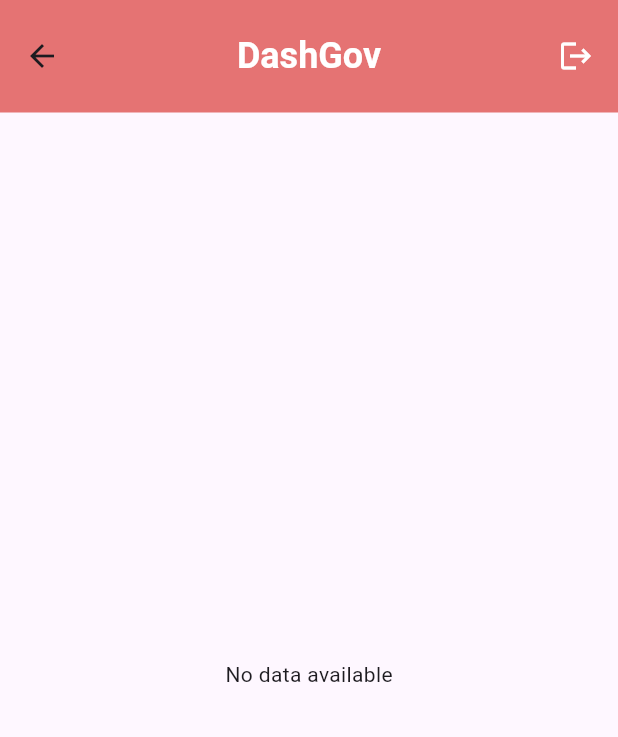
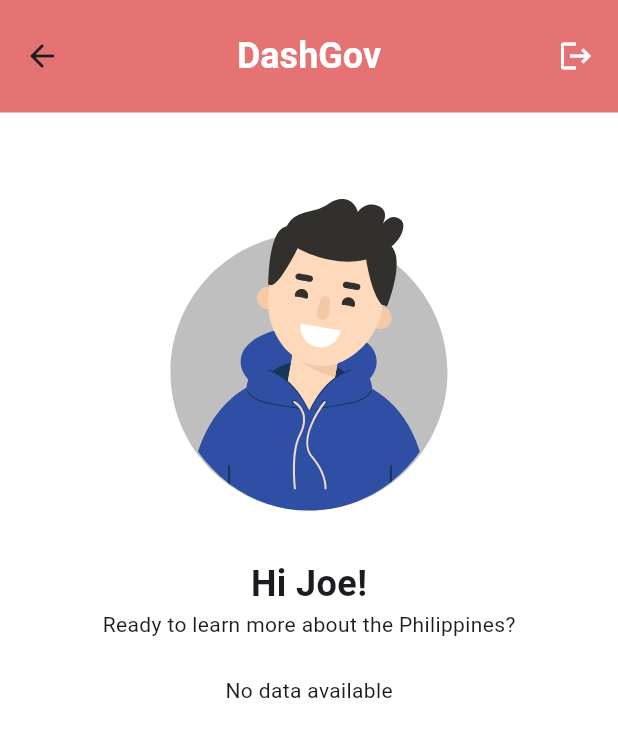
Before and after one commit to clemenex/gdsc-dashboard, a Flutter app: the screen it shows after launch, on a phone screen of 412 x 824 dp. Shown: the top 737 px of the screen. Run offline on Flutter 3.47's test engine with Material 3 defaults, Android fonts, the phone set to English and light mode, and no system bars; our stand-ins replace cloud_firestore, firebase_auth, firebase_core, fl_chart, flutter_dotenv, flutter_gemini and 3 more; accounts and stored records are empty.

Commit message:
feat: add dynamic graph widgets

```diff
--- a/frontend/lib/pages/dash_home.dart
+++ b/frontend/lib/pages/dash_home.dart
@@ -2,6 +2,7 @@ import 'package:flutter/material.dart';
 import 'package:fl_chart/fl_chart.dart';
 import 'package:lottie/lottie.dart';
 import 'package:cloud_firestore/cloud_firestore.dart';
+import 'package:flutter_gemini/flutter_gemini.dart';
 
 class DashHomePage extends StatelessWidget {
   const DashHomePage({super.key});
@@ -50,7 +51,24 @@ class DashHomePage extends StatelessWidget {
           ),
         ],
       ),
-      body: FutureBuilder<Map<String, double>>(
+      body: Container(
+        color: Colors.white,
+        child: ListView(
+          children: [
+            Container(
+              padding: EdgeInsets.all(24),
+              child: Column(
+                children: [
+                  Lottie.asset('assets/avatar1.json'),
+                  Text(
+                    'Hi Joe!',
+                    style: TextStyle(fontSize: 24, fontWeight: FontWeight.bold),
+                  ),
+                  Text('Ready to learn more about the Philippines?'),
+                ],
+              ),
+            ),
+            FutureBuilder<Map<String, double>>(
               future: fetchBudgetData(),
               builder: (context, snapshot) {
                 if (snapshot.connectionState == ConnectionState.waiting) {
@@ -63,53 +81,56 @@ class DashHomePage extends StatelessWidget {
 
                 // Firestore data successfully fetched
                 final budgetData = snapshot.data!;
-          final labels = budgetData.keys.toList(); // X-axis labels (years)
-          final values = budgetData.values.toList(); // Y-axis values (amounts)
+                final labels =
+                    budgetData.keys.toList(); // X-axis labels (years)
+                final values =
+                    budgetData.values.toList(); // Y-axis values (amounts)
 
-          return Container(
-            color: Colors.white,
+                return Padding(
+                  padding: EdgeInsets.symmetric(horizontal: 16, vertical: 8),
+                  child: Container(
+                    padding: EdgeInsets.symmetric(horizontal: 24, vertical: 24),
+                    decoration: BoxDecoration(
+                        color: Colors.red.shade300,
+                        borderRadius: BorderRadius.circular(10)),
                     child: Column(
                       children: [
-                Container(
-                  padding: EdgeInsets.all(24),
-                  child: Column(
-                    children: [
-                      Lottie.asset('assets/avatar1.json'),
-                      Text(
-                        'Hi Joe!',
-                        style: TextStyle(
-                            fontSize: 24, fontWeight: FontWeight.bold),
-                      ),
-                      Text('Ready to learn more about the Philippines?'),
-                    ],
-                  ),
-                ),
-                Expanded(
-                  child: Padding(
-                    padding: EdgeInsets.symmetric(horizontal: 16),
+                        SizedBox(
+                          height: 150,
                           child: LineChart(
                             LineChartData(
                               gridData: FlGridData(show: false),
+                              borderData: FlBorderData(show: false),
                               titlesData: FlTitlesData(
+                                // bottomTitles: AxisTitles(
+                                //   sideTitles: SideTitles(
+                                //     showTitles: true,
+                                //     getTitlesWidget: (value, meta) {
+                                //       final index = value.toInt();
+                                //       if (index >= 0 && index < labels.length) {
+                                //         return Text(
+                                //             labels[index]); // Display years
+                                //       }
+                                //       return Text('');
+                                //     },
+                                //   ),
+                                // ),
+                                leftTitles: AxisTitles(
+                                  sideTitles: SideTitles(
+                                      showTitles: false), // Y-axis titles
+                                ),
                                 bottomTitles: AxisTitles(
                                   sideTitles: SideTitles(
-                              showTitles: true,
-                              getTitlesWidget: (value, meta) {
-                                final index = value.toInt();
-                                if (index >= 0 && index < labels.length) {
-                                  return Text(labels[index]); // Display years
-                                }
-                                return Text('');
-                              },
+                                      showTitles: false), // Disable top labels
                                 ),
+                                topTitles: AxisTitles(
+                                  sideTitles: SideTitles(
+                                      showTitles: false), // Disable top labels
                                 ),
-                          leftTitles: AxisTitles(
+                                rightTitles: AxisTitles(
                                   sideTitles: SideTitles(
-                              showTitles: true,
-                              getTitlesWidget: (value, meta) {
-                                return Text(value.toStringAsFixed(0)); // Amounts
-                              },
-                            ),
+                                      showTitles:
+                                          false), // Disable right labels
                                 ),
                               ),
                               lineBarsData: [
@@ -127,11 +148,37 @@ class DashHomePage extends StatelessWidget {
                             ),
                           ),
                         ),
+                        Padding(
+                          padding: EdgeInsets.only(top: 24, bottom: 8),
+                          child: Text(graphTitle,
+                              overflow: TextOverflow.ellipsis,
+                              maxLines: 1,
+                              textAlign: TextAlign.center,
+                              style: TextStyle(
+                                  fontSize: 16, fontWeight: FontWeight.bold)),
+                        ),
+                        ElevatedButton(
+                          onPressed: () async {
+                            final interpretation = await interpretGraph(
+                              '2024 National Budget of the Philippines',
+                              [8, 6, 10, 4],
+                              ['A', 'B', 'C', 'D'],
+                            );
+                            showModalBottomSheet(
+                                context: context,
+                                builder: (context) =>
+                                    buildSheet(interpretation));
+                          },
+                          child: Text('interpret'),
                         ),
                       ],
                     ),
+                  ),
                 );
               },
+            ),
+          ],
+        ),
       ),
     );
   }
@@ -181,3 +228,55 @@ class DashHomePage extends StatelessWidget {
     }
   }
 }
+
+Widget buildSheet(String interpretation) {
+  return Container(
+    padding: EdgeInsets.all(16.0),
+    child: Column(
+      mainAxisSize: MainAxisSize.min,
+      crossAxisAlignment: CrossAxisAlignment.start,
+      children: [
+        // Title for the interpretation
+        Text(
+          'Graph Interpretation',
+          style: TextStyle(
+            fontSize: 18,
+            fontWeight: FontWeight.bold,
+          ),
+        ),
+        SizedBox(height: 8),
+
+        // Displaying the interpretation
+        Text(
+          interpretation,
+          style: TextStyle(
+            fontSize: 16,
+          ),
+        ),
+      ],
+    ),
+  );
+}
+
+Future<String> interpretGraph(
+    String title, List<double> data, List<String> labels) async {
+  String result = '';
+
+  try {
+    await for (var value in Gemini.instance.promptStream(parts: [
+      Part.text('Interpret the following data visualization:\n'),
+      Part.text('Title: $title\n'),
+      Part.text('Data points: ${data.join(", ")}\n'),
+      Part.text('Labels: ${labels.join(", ")}\n'),
+    ])) {
+      if (value != null && value.output != null) {
+        result += value.output!;
+      }
+    }
+  } catch (e) {
+    print('Error during interpretation: $e');
+    result = 'Failed to interpret the graph.';
+  }
+
+  return result;
+}
```
Lines whose indentation alone changed are shown as unchanged.
